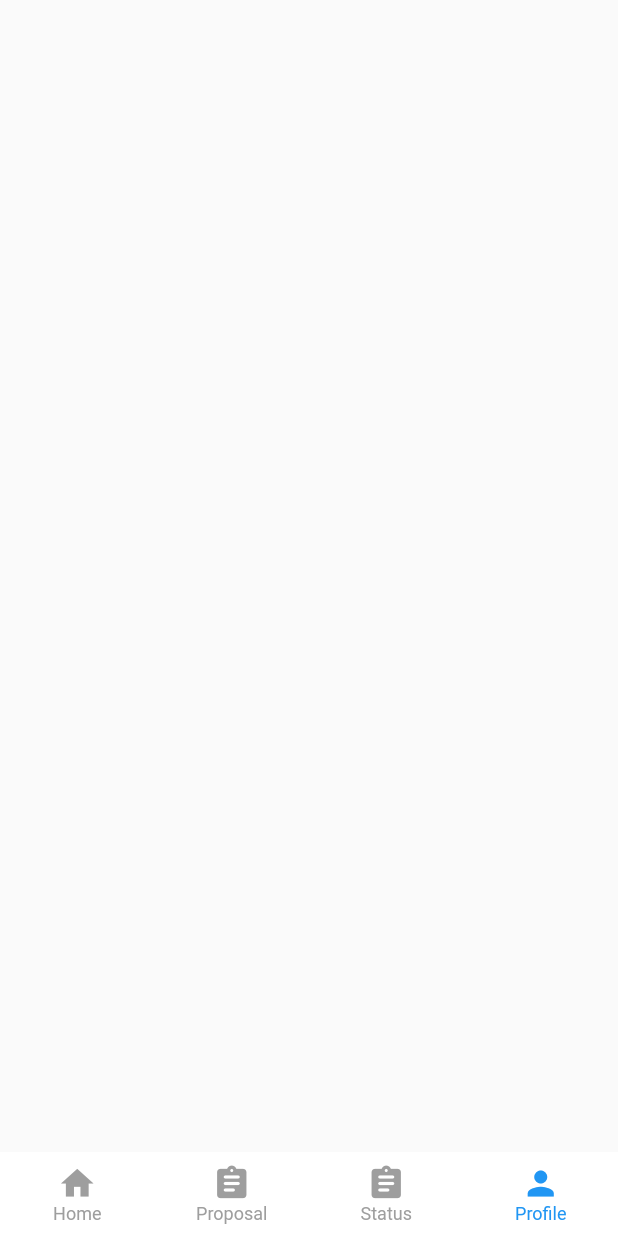
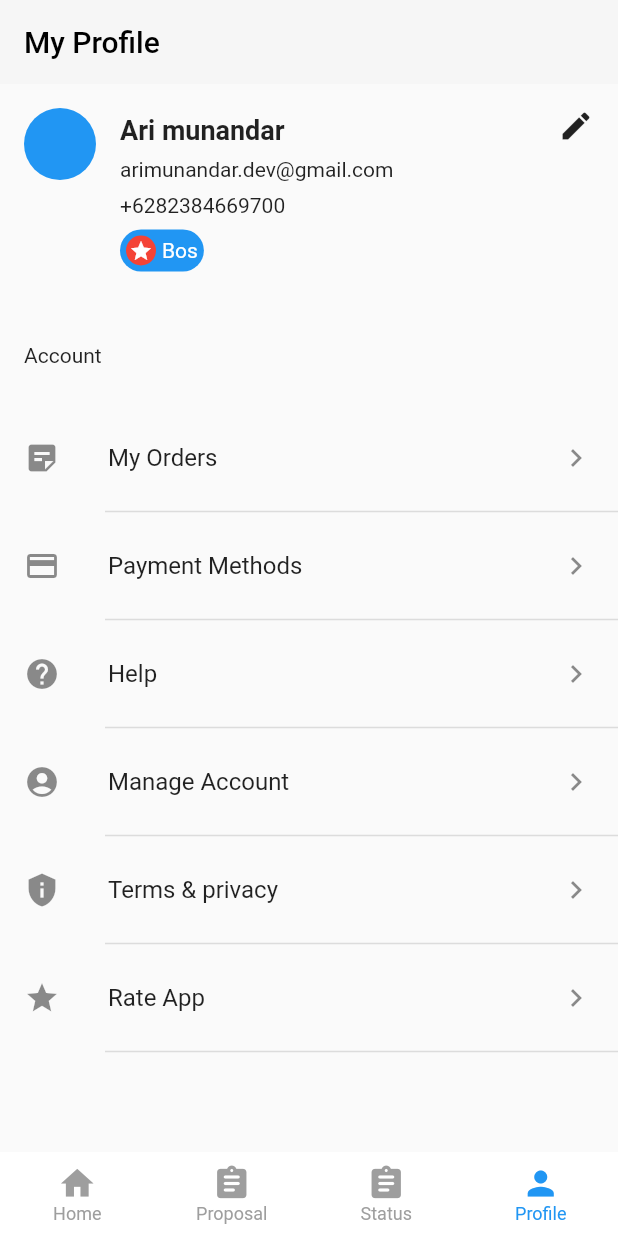
Before and after one commit to comentor-troops/flutter_app, a Flutter app: the MainScreen screen opened by its route, item 4 of the bottom bar chosen, on a phone screen of 412 x 824 dp. Run offline on Flutter 3.47's test engine with Material 2 defaults, Android fonts, the phone set to English and light mode, and no system bars; our stand-ins replace flutter_svg, get, introduction_screen, pin_code_fields; network calls fail.

Commit message:
Add List product and Add Profile page

```diff
--- a/lib/app/modules/auth/login/login_screen.dart
+++ b/lib/app/modules/auth/login/login_screen.dart
@@ -67,12 +67,12 @@ class LoginScreen extends GetView<LoginController> {
             const SizedBox(height: 32),
             NormalButtonWidget(
               title: "Login",
-              onPressed: () => Get.offNamed(AppRouters.main),
+              onPressed: () => Get.toNamed(AppRouters.main),
             ),
             const SizedBox(height: 32),
             Center(
               child: FormFooterWidget(
-                onPressed: () => Get.offNamed(AppRouters.register),
+                onPressed: () => Get.toNamed(AppRouters.register),
                 title: "Don't you have an account? ",
                 subtitle: "Sign Up",
               ),
--- a/lib/app/modules/auth/register/register_screen.dart
+++ b/lib/app/modules/auth/register/register_screen.dart
@@ -90,7 +90,7 @@ class RegisterScreen extends GetView<RegisterController> {
             const SizedBox(height: 32),
             NormalButtonWidget(
               title: "Register",
-              onPressed: () => Get.offNamed(AppRouters.main),
+              onPressed: () => Get.toNamed(AppRouters.main),
             ),
             const SizedBox(height: 32),
             Row(
@@ -121,7 +121,7 @@ class RegisterScreen extends GetView<RegisterController> {
             const SizedBox(height: 32),
             Center(
               child: FormFooterWidget(
-                onPressed: () => Get.offNamed(AppRouters.login),
+                onPressed: () => Get.toNamed(AppRouters.login),
                 title: "Don't you have an account? ",
                 subtitle: "Sign In",
               ),
--- a/lib/app/modules/main/main_binding.dart
+++ b/lib/app/modules/main/main_binding.dart
@@ -1,4 +1,6 @@
 import 'package:get/get.dart';
+import '../home/home_controller.dart';
+import '../profile/profile_controller.dart';
 import '../proposal/proposal_controller.dart';
 import 'main_controller.dart';
 
@@ -7,5 +9,7 @@ class MainBinding implements Bindings {
   void dependencies() {
     Get.lazyPut<MainController>(() => MainController());
     Get.lazyPut<ProposalController>(() => ProposalController());
+    Get.lazyPut<ProfileController>(() => ProfileController());
+    Get.lazyPut<HomeController>(() => HomeController());
   }
 }
--- a/lib/app/modules/main/main_screen.dart
+++ b/lib/app/modules/main/main_screen.dart
@@ -1,4 +1,5 @@
 import 'package:flutter/material.dart';
+import 'package:flutter_app/app/modules/profile/profile_screen.dart';
 
 import 'package:get/get.dart';
 import '../../config/size_config.dart';
@@ -21,7 +22,7 @@ class MainScreen extends GetView<MainController> {
               const HomeScreen(),
               const ProposalScreen(),
               Container(),
-              Container(),
+              const ProfileScreen()
             ],
           ),
           bottomNavigationBar: Theme(
--- /dev/null
+++ b/lib/app/modules/profile/profile_binding.dart
@@ -0,0 +1,9 @@
+import 'package:get/get.dart';
+import 'profile_controller.dart';
+
+class ProfileBinding implements Bindings {
+  @override
+  void dependencies() {
+    Get.lazyPut<ProfileController>(() => ProfileController());
+  }
+}
--- /dev/null
+++ b/lib/app/modules/profile/profile_controller.dart
@@ -0,0 +1,22 @@
+import 'package:flutter/material.dart';
+import 'package:get/get.dart';
+
+class ProfileController extends GetxController {
+  var menuItem = [
+    "My Orders",
+    "Payment Methods",
+    "Help",
+    "Manage Account",
+    "Terms & privacy",
+    "Rate App",
+  ];
+
+  var menuIcon = [
+    const Icon(Icons.sticky_note_2),
+    const Icon(Icons.credit_card),
+    const Icon(Icons.help),
+    const Icon(Icons.account_circle),
+    const Icon(Icons.privacy_tip),
+    const Icon(Icons.star),
+  ];
+}
--- /dev/null
+++ b/lib/app/modules/profile/profile_screen.dart
@@ -0,0 +1,73 @@
+import 'package:flutter/material.dart';
+import 'package:get/get.dart';
+
+import 'profile_controller.dart';
+import 'widgets/header_profile_widget.dart';
+
+class ProfileScreen extends GetView<ProfileController> {
+  const ProfileScreen({super.key});
+
+  @override
+  Widget build(BuildContext context) {
+    return Scaffold(
+      appBar: AppBar(
+        elevation: 0,
+        automaticallyImplyLeading: false,
+        backgroundColor: const Color(0xFFF6F6F6),
+        title: const Align(
+          alignment: Alignment.centerLeft,
+          child: Text(
+            "My Profile",
+            style: TextStyle(color: Colors.black),
+          ),
+        ),
+        actions: const [],
+      ),
+      body: SingleChildScrollView(
+        child: SizedBox(
+          child: Column(
+            children: [
+              const HeaderProfileWidget(),
+              const SizedBox(height: 32),
+              Column(
+                crossAxisAlignment: CrossAxisAlignment.start,
+                children: [
+                  const Padding(
+                    padding: EdgeInsets.only(left: 16),
+                    child: Text("Account"),
+                  ),
+                  const SizedBox(height: 32),
+                  SizedBox(
+                    height: 500,
+                    child: ListView.builder(
+                      physics: const NeverScrollableScrollPhysics(),
+                      itemCount: controller.menuItem.length,
+                      itemBuilder: (BuildContext context, int index) {
+                        return Column(
+                          children: [
+                            ListTile(
+                              leading: controller.menuIcon[index],
+                              title: Text(controller.menuItem[index]),
+                              trailing: const Icon(
+                                Icons.keyboard_arrow_right,
+                                size: 24.0,
+                              ),
+                            ),
+                            const Divider(
+                              indent: 70,
+                              thickness: 1,
+                            )
+                          ],
+                        );
+                      },
+                    ),
+                  ),
+                ],
+              ),
+            ],
+          ),
+        ),
+      ),
+    );
+  }
+}
--- /dev/null
+++ b/lib/app/modules/profile/widgets/header_profile_widget.dart
@@ -0,0 +1,76 @@
+import 'package:flutter/material.dart';
+
+class HeaderProfileWidget extends StatelessWidget {
+  const HeaderProfileWidget({
+    super.key,
+  });
+
+  @override
+  Widget build(BuildContext context) {
+    return Container(
+      padding: const EdgeInsets.all(16),
+      child: Row(
+        mainAxisAlignment: MainAxisAlignment.spaceBetween,
+        crossAxisAlignment: CrossAxisAlignment.start,
+        children: [
+          Row(
+            crossAxisAlignment: CrossAxisAlignment.start,
+            children: [
+              const CircleAvatar(
+                radius: 24.0,
+                backgroundColor: Colors.blue,
+              ),
+              const SizedBox(width: 16),
+              Column(
+                crossAxisAlignment: CrossAxisAlignment.start,
+                children: [
+                  const SizedBox(height: 4),
+                  const Text(
+                    "Ari munandar",
+                    style: TextStyle(
+                      fontWeight: FontWeight.bold,
+                      fontSize: 18,
+                    ),
+                  ),
+                  const SizedBox(height: 8),
+                  const Text("arimunandar.dev@gmail.com"),
+                  const SizedBox(height: 8),
+                  const Text("+6282384669700"),
+                  const SizedBox(height: 8),
+                  Container(
+                    padding: const EdgeInsets.all(4),
+                    decoration: BoxDecoration(
+                      color: Colors.blue,
+                      borderRadius: BorderRadius.circular(16),
+                    ),
+                    child: Row(
+                      children: const [
+                        CircleAvatar(
+                          radius: 10,
+                          backgroundColor: Colors.red,
+                          child: Icon(
+                            Icons.star,
+                            size: 16,
+                            color: Colors.white,
+                          ),
+                        ),
+                        SizedBox(width: 4),
+                        Text(
+                          "Bos",
+                          style: TextStyle(
+                            color: Colors.white,
+                          ),
+                        ),
+                      ],
+                    ),
+                  )
+                ],
+              ),
+            ],
+          ),
+          const Icon(Icons.mode)
+        ],
+      ),
+    );
+  }
+}
--- a/lib/app/routings/app_pages.dart
+++ b/lib/app/routings/app_pages.dart
@@ -14,6 +14,8 @@ import '../modules/main/main_screen.dart';
 import '../modules/main/main_binding.dart';
 import '../modules/onboarding/onboarding_binding.dart';
 import '../modules/onboarding/onboarding_screen.dart';
+import '../modules/profile/profile_binding.dart';
+import '../modules/profile/profile_screen.dart';
 import '../modules/proposal/chatsroom/chats_room_screen.dart';
 import '../modules/proposal/proposal_binding.dart';
 import '../modules/proposal/proposal_screen.dart';
@@ -73,5 +75,10 @@ class AppPages {
       page: () => const ChatsRoomScreen(),
       binding: ProposalBinding(),
     ),
+    GetPage(
+      name: AppRouters.profile,
+      page: () => const ProfileScreen(),
+      binding: ProfileBinding(),
+    ),
   ];
 }
--- a/lib/app/routings/app_routers.dart
+++ b/lib/app/routings/app_routers.dart
@@ -10,4 +10,5 @@ abstract class AppRouters {
   static const detail = '/detail';
   static const proposal = '/proposal';
   static const chatsRoom = '/chatsRoom';
+  static const profile = '/profile';
 }
```
Also changed, not shown: lib/app/modules/home/home_controller.dart (+24 -1 lines), lib/app/modules/home/home_screen.dart (+46 -92 lines), lib/app/modules/home/widgets/category_menu_item_widget.dart (added, +39 -0 lines), lib/app/modules/home/widgets/header_widget.dart (added, +36 -0 lines), lib/app/modules/home/widgets/product_widget.dart (added, +105 -0 lines), lib/app/modules/proposal/proposal_screen.dart (+2 -42 lines), 4 other files.
